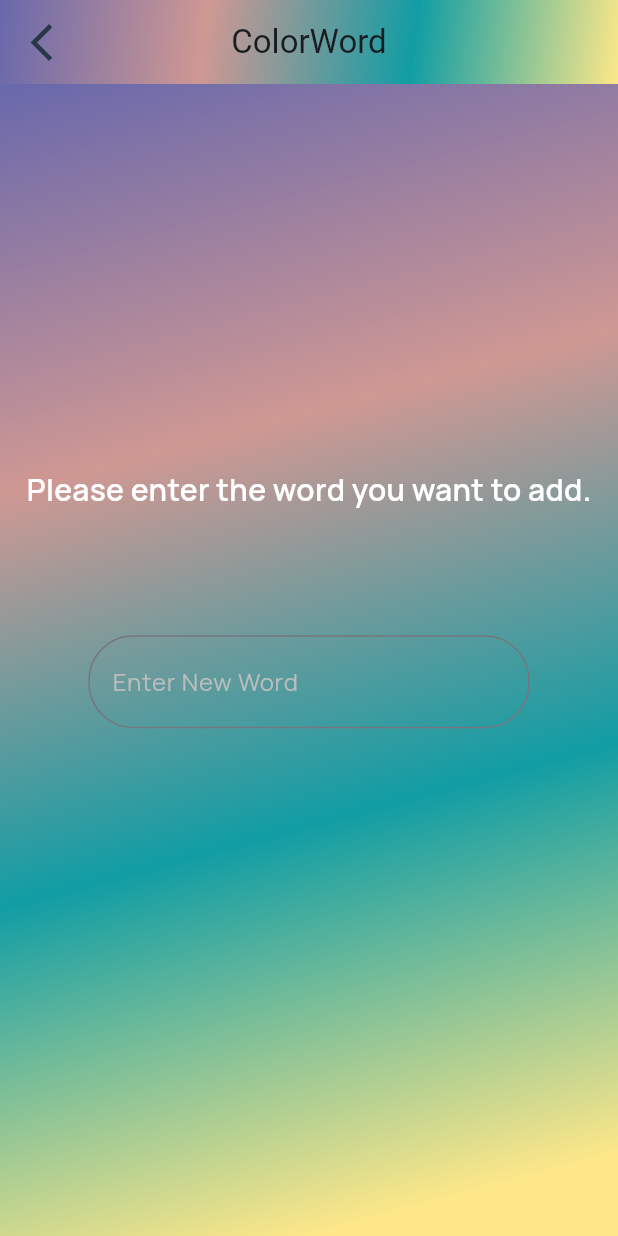
After one commit to egemenocakli/colorword_new, a Flutter app: the NewWordView screen opened by its route, on a phone screen of 412 x 824 dp. The commit adds this screen. Run offline on Flutter 3.47's test engine with Material 2 defaults, Android fonts, the phone set to English and light mode, and no system bars; our stand-ins replace auto_route, cloud_firestore, easy_localization, firebase_auth, firebase_core, firebase_crashlytics and 2 more; accounts and stored records are empty.

Commit message:
Started to "Add New word page". Router usage updated.

```diff
--- a/assets/translations/en-US.json
+++ b/assets/translations/en-US.json
@@ -9,5 +9,8 @@
         "exitToolTip": "Exit",
         "menuIconToolTip": "Menu Icon",
         "words": "English Words"
+    },
+    "addNewWordPage": {
+        "addNewWord": "Please enter the word you want to add."
     }
 }
--- a/assets/translations/tr-TR.json
+++ b/assets/translations/tr-TR.json
@@ -9,5 +9,8 @@
         "exitToolTip": "Çıkış",
         "menuIconToolTip": "Menü Butonu",
         "words": "İngilizce Kelimeler"
+    },
+    "addNewWordPage": {
+        "addNewWord": "Lütfen eklemek istediğiniz kelimeyi girin."
     }
 }
--- a/lib/core/init/constants.dart
+++ b/lib/core/init/constants.dart
@@ -11,6 +11,7 @@ class ColorConstants {
   static Color white = Colors.white;
   static Color black = Colors.black;
   static Color buttonColor = const Color(0xFF68B2A0);
+  static Color greySh4 = Colors.grey.shade400;
   //static List<Color> appBarColors = [const Color(0xFF2c6975), const Color(0xFF2c6975), const Color(0xFFCDE0C9)];
   static List<Color> appBarColors = [
     const Color(0xFF6868AC),
--- a/lib/core/navigator/app_router.dart
+++ b/lib/core/navigator/app_router.dart
@@ -1,6 +1,7 @@
 import 'package:auto_route/auto_route.dart';
 import 'package:colorword_new/pages/auth/view/login_view.dart';
-import 'package:colorword_new/pages/home/home_screen_view.dart';
+import 'package:colorword_new/pages/home/home_view.dart';
+import 'package:colorword_new/pages/new_word/view/new_word_view.dart';
 part 'app_router.gr.dart';
 
 @AutoRouterConfig(
@@ -11,6 +12,7 @@ class AppRouter extends _$AppRouter {
   List<AutoRoute> get routes => [
         //AutoRoute(page: LoginView.page),
         AutoRoute(page: LoginRoute.page, path: '/'),
-        AutoRoute(page: HomeScreenRoute.page),
+        AutoRoute(page: HomeRoute.page),
+        AutoRoute(page: NewWordRoute.page),
       ];
 }
--- a/lib/locator.dart
+++ b/lib/locator.dart
@@ -1,5 +1,6 @@
 import 'package:colorword_new/pages/auth/viewmodel/auth_viewmodel.dart';
-import 'package:colorword_new/pages/home/home_screen_viewmodel.dart';
+import 'package:colorword_new/pages/home/home_viewmodel.dart';
+import 'package:colorword_new/pages/new_word/viewmodel/new_word_viewmodel.dart';
 import 'package:get_it/get_it.dart';
 
 GetIt locator = GetIt.I;
@@ -7,4 +8,5 @@ GetIt locator = GetIt.I;
 void setupLocator() {
   locator.registerLazySingleton(() => AuthViewModel());
   locator.registerLazySingleton(() => HomeScreenViewModel());
+  locator.registerLazySingleton(() => NewWordViewModel());
 }
--- a/lib/pages/auth/view/login_view.dart
+++ b/lib/pages/auth/view/login_view.dart
@@ -112,7 +112,7 @@ class _LoginViewState extends State<LoginView> {
           onPressed: () async {
             await viewModel.signInWithGoogle().then((value) {
               if (value != null) {
-                context.router.push(const HomeScreenRoute());
+                context.router.push(const HomeRoute());
               } else {}
             });
           },
--- a/lib/pages/home/home_screen_view.dart
+++ b/lib/pages/home/home_view.dart
@@ -5,19 +5,20 @@ import 'package:colorword_new/core/extensions/string_extension.dart';
 import 'package:colorword_new/core/init/constants.dart';
 import 'package:colorword_new/core/init/language/locale_keys.g.dart';
 import 'package:colorword_new/core/models/word_model.dart';
+import 'package:colorword_new/core/navigator/app_router.dart';
 import 'package:colorword_new/locator.dart';
-import 'package:colorword_new/pages/home/home_screen_viewmodel.dart';
+import 'package:colorword_new/pages/home/home_viewmodel.dart';
 import 'package:flutter/material.dart';
 
 @RoutePage()
-class HomeScreenView extends StatefulWidget {
-  const HomeScreenView({Key? key}) : super(key: key);
+class HomeView extends StatefulWidget {
+  const HomeView({Key? key}) : super(key: key);
 
   @override
-  State<HomeScreenView> createState() => _HomeScreenViewState();
+  State<HomeView> createState() => _HomeViewState();
 }
 
-class _HomeScreenViewState extends State<HomeScreenView> {
+class _HomeViewState extends State<HomeView> {
   final HomeScreenViewModel viewModel = locator<HomeScreenViewModel>();
 
   @override
@@ -97,7 +98,10 @@ class _HomeScreenViewState extends State<HomeScreenView> {
   FloatingActionButton addNewWordFAB(HomeScreenViewModel viewModel) {
     return FloatingActionButton.extended(
       onPressed: () {
-        viewModel.addWord();
+        //viewModel.addWord();
+        //context.router.push(const NewWordScreenView() as PageRouteInfo); //TODO: anlamadım neden cast ihtiyac duyduk
+        //Navigator.of(context).push(MaterialPageRoute(builder: (context) => const NewWordScreenView()));
+        context.router.push(const NewWordRoute());
       },
       shape: const RoundedRectangleBorder(
           borderRadius: BorderRadius.all(Radius.circular(30.0)), side: BorderSide(width: 1, color: Colors.white)),
--- /dev/null
+++ b/lib/pages/new_word/view/new_word_view.dart
@@ -0,0 +1,132 @@
+import 'package:auto_route/auto_route.dart';
+import 'package:colorword_new/core/base/view/base_view.dart';
+import 'package:colorword_new/core/extensions/context_extension.dart';
+import 'package:colorword_new/core/extensions/string_extension.dart';
+import 'package:colorword_new/core/init/constants.dart';
+import 'package:colorword_new/core/init/language/locale_keys.g.dart';
+import 'package:colorword_new/locator.dart';
+import 'package:colorword_new/pages/new_word/viewmodel/new_word_viewmodel.dart';
+import 'package:flutter/material.dart';
+
+@RoutePage()
+class NewWordView extends StatefulWidget {
+  const NewWordView({Key? key}) : super(key: key);
+
+  @override
+  State<NewWordView> createState() => _NewWordViewState();
+}
+
+class _NewWordViewState extends State<NewWordView> {
+  final NewWordViewModel viewModel = locator<NewWordViewModel>();
+
+  @override
+  void initState() {
+    super.initState();
+  }
+
+  @override
+  Widget build(BuildContext context) {
+    return BaseView(viewModelBuilder: (_) => locator<NewWordViewModel>(), builder: _buildScreen);
+  }
+
+  Widget _buildScreen(BuildContext context, NewWordViewModel newWordViewModel) {
+    {
+      return Scaffold(
+        appBar: AppBar(
+          elevation: 2,
+          title: const Text(
+            AppConstants.appName,
+          ),
+          centerTitle: true,
+          flexibleSpace: Container(
+            decoration: BoxDecoration(
+              gradient: LinearGradient(
+                begin: Alignment.topLeft,
+                end: Alignment.bottomRight,
+                colors: ColorConstants.appBarColors,
+              ),
+            ),
+          ),
+          leading: IconButton(
+            icon: Icon(Icons.arrow_back_ios_outlined, color: ColorConstants.iconColor, size: 30),
+            tooltip: LocaleKeys.mainPage_menuIconToolTip.locale,
+            onPressed: () {
+              context.router.pop();
+            },
+          ),
+        ),
+        backgroundColor: ColorConstants.backgroundColor,
+        body: Center(
+          child: Column(
+            children: [
+              Expanded(
+                  flex: 1,
+                  child: Container(
+                    height: context.height,
+                    width: context.width,
+                    decoration: BoxDecoration(
+                      gradient: LinearGradient(
+                        begin: Alignment.topLeft,
+                        end: Alignment.bottomCenter,
+                        colors: ColorConstants.appBarColors,
+                      ),
+                    ),
+                    child: Column(
+                      mainAxisAlignment: MainAxisAlignment.center,
+                      children: [
+                        Text(LocaleKeys.addNewWordPage_addNewWord.locale,
+                            style: TextStyle(
+                                fontFamily: 'Manrope',
+                                fontWeight: FontWeight.w600,
+                                fontSize: 20,
+                                color: ColorConstants.white)),
+                        Padding(
+                          padding: EdgeInsets.symmetric(horizontal: (context.width / 7), vertical: context.height / 10),
+                          child: TextFormField(
+                            style: customTextStyle,
+                            decoration: InputDecoration(
+                              border: OutlineInputBorder(
+                                  borderRadius: const BorderRadius.all(Radius.circular(30)),
+                                  borderSide: BorderSide(color: ColorConstants.greySh4)),
+                              focusedBorder: OutlineInputBorder(
+                                borderSide: BorderSide(color: ColorConstants.greySh4),
+                                borderRadius: const BorderRadius.all(Radius.circular(30)),
+                              ),
+                              labelText: 'Enter New Word',
+                              labelStyle: customTextStyle2,
+                            ),
+                          ),
+                        ),
+                      ],
+                    ),
+                  )),
+
+              /**
+               * Expanded(
+                flex: 1,
+                child: (viewModel.words?.length == null) || ((viewModel.words?.length ?? 0) <= 0)
+                    ? buildEmptyWordListPageInfo()
+                    : PageView.builder(
+                        reverse: false,
+                        itemCount: viewModel.words?.length ?? 0,
+                        scrollDirection: Axis.horizontal,
+                        itemBuilder: (BuildContext context, int index) {
+                          return wordPage(context: context, word: viewModel.words?[index]);
+                        },
+                      ),
+              ),
+               *
+               */
+            ],
+          ),
+        ),
+      );
+    }
+  }
+
+  TextStyle customTextStyle =
+      TextStyle(fontFamily: 'Manrope', fontWeight: FontWeight.w600, fontSize: 20, color: ColorConstants.white);
+  TextStyle customTextStyle2 =
+      TextStyle(fontFamily: 'Manrope', fontWeight: FontWeight.w400, color: ColorConstants.greySh4);
+//TODO:extension
+}
--- /dev/null
+++ b/lib/pages/new_word/viewmodel/new_word_viewmodel.dart
@@ -0,0 +1,23 @@
+import 'dart:async';
+
+import 'package:colorword_new/core/base/viewmodel/base_view_model.dart';
+
+class NewWordViewModel extends BaseViewModel {
+  //final FirestoreService _firestoreService = FirestoreService();
+
+  // late Word word = Word();
+  int number = 0;
+
+  @override
+  FutureOr<void> init() {}
+
+  @override
+  Future<void> refreshData() {
+    // TODO: implement refreshData
+    throw UnimplementedError();
+  }
+
+  //getter
+
+  //setter
+}
```
Also changed, not shown: lib/core/init/language/locale_keys.g.dart, lib/core/navigator/app_router.gr.dart, lib/pages/home/home_viewmodel.dart (renamed from lib/pages/home/home_screen_viewmodel.dart).
